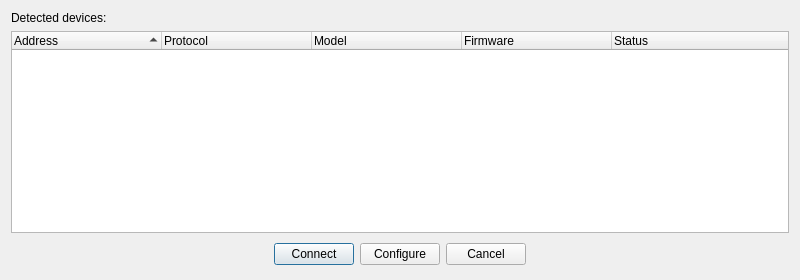
The window that nvcom/connectiondialog.ui (nerian-vision/nerian-vision-software) describes before a commit, drawn with Qt 5.
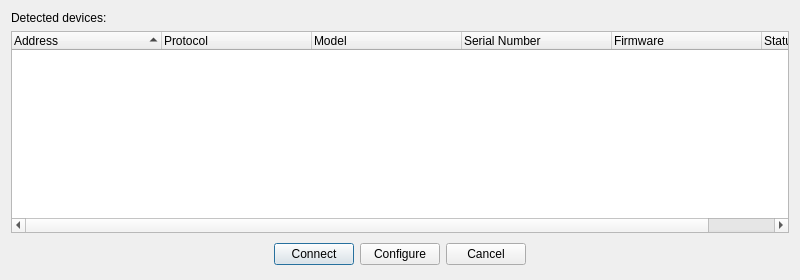
The same window after the commit.

Commit message: Made device discovery more extensible; added device serial to discovery.

The edit to the form file:
```diff
--- a/nvcom/connectiondialog.ui
+++ b/nvcom/connectiondialog.ui
@@ -39,7 +39,7 @@
       <bool>true</bool>
      </property>
      <property name="columnCount">
-      <number>5</number>
+      <number>6</number>
      </property>
      <attribute name="headerCascadingSectionResizes">
       <bool>false</bool>
@@ -71,6 +71,11 @@
        <string>Model</string>
       </property>
      </column>
+     <column>
+      <property name="text">
+       <string>Serial Number</string>
+      </property>
+     </column>
      <column>
       <property name="text">
        <string>Firmware</string>
```
The commit also changes 5 other files.
